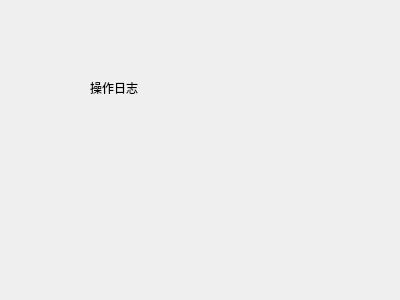
Old version of the form client/optlogview.ui in the repository a-soul-singer/cppTest.
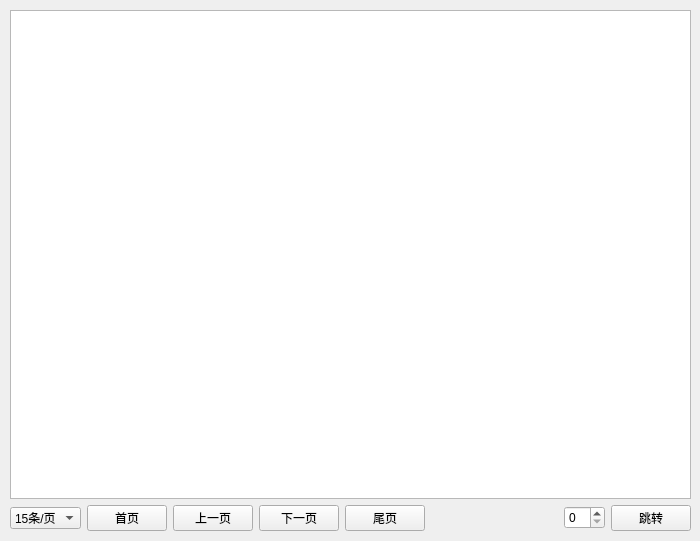
New version of the form.

Commit message: 操作日志界面

```diff
--- a/client/optlogview.ui
+++ b/client/optlogview.ui
@@ -6,25 +6,91 @@
    <rect>
     <x>0</x>
     <y>0</y>
-    <width>400</width>
-    <height>300</height>
+    <width>700</width>
+    <height>541</height>
    </rect>
   </property>
   <property name="windowTitle">
    <string>Form</string>
   </property>
-  <widget class="QLabel" name="label">
+  <widget class="QWidget" name="">
    <property name="geometry">
     <rect>
-     <x>90</x>
-     <y>80</y>
-     <width>72</width>
-     <height>15</height>
+     <x>10</x>
+     <y>10</y>
+     <width>681</width>
+     <height>521</height>
     </rect>
    </property>
-   <property name="text">
-    <string>操作日志</string>
-   </property>
+   <layout class="QVBoxLayout" name="verticalLayout">
+    <item>
+     <widget class="QTableWidget" name="tableWidget"/>
+    </item>
+    <item>
+     <layout class="QHBoxLayout" name="horizontalLayout">
+      <item>
+       <widget class="QComboBox" name="comboBox">
+        <item>
+         <property name="text">
+          <string>15条/页</string>
+         </property>
+        </item>
+       </widget>
+      </item>
+      <item>
+       <widget class="QPushButton" name="puBfirstpage">
+        <property name="text">
+         <string>首页</string>
+        </property>
+       </widget>
+      </item>
+      <item>
+       <widget class="QPushButton" name="puBpreviouspage">
+        <property name="text">
+         <string>上一页</string>
+        </property>
+       </widget>
+      </item>
+      <item>
+       <widget class="QPushButton" name="puBnextpage">
+        <property name="text">
+         <string>下一页</string>
+        </property>
+       </widget>
+      </item>
+      <item>
+       <widget class="QPushButton" name="puBtailpage">
+        <property name="text">
+         <string>尾页</string>
+        </property>
+       </widget>
+      </item>
+      <item>
+       <spacer name="horizontalSpacer">
+        <property name="orientation">
+         <enum>Qt::Horizontal</enum>
+        </property>
+        <property name="sizeHint" stdset="0">
+         <size>
+          <width>100</width>
+          <height>20</height>
+         </size>
+        </property>
+       </spacer>
+      </item>
+      <item>
+       <widget class="QSpinBox" name="spinBox"/>
+      </item>
+      <item>
+       <widget class="QPushButton" name="pushButtonjump">
+        <property name="text">
+         <string>跳转</string>
+        </property>
+       </widget>
+      </item>
+     </layout>
+    </item>
+   </layout>
   </widget>
  </widget>
  <resources/>
```
